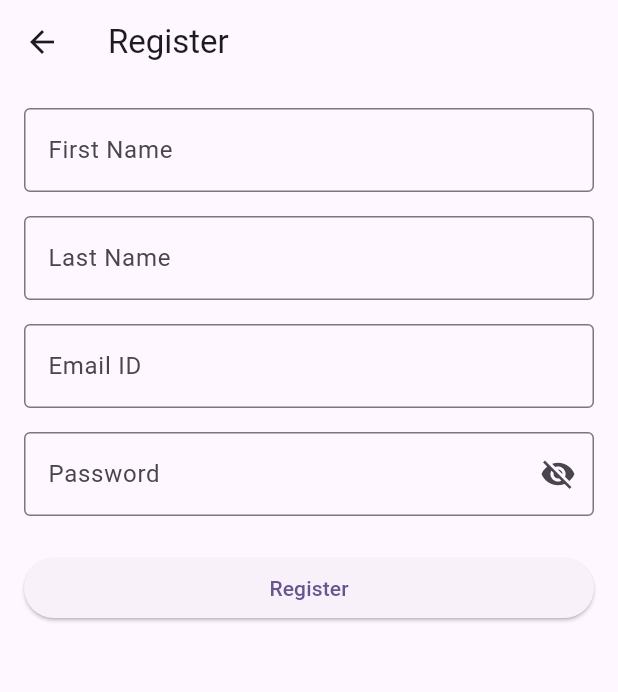
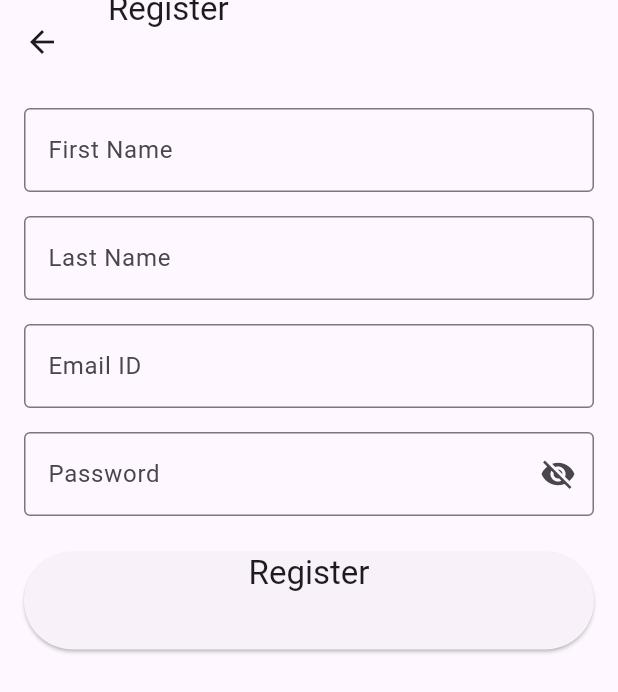
Before and after one commit to AayushChandorkar/kanban_app, a Flutter app: the RegisterPage screen opened by its route, on a phone screen of 412 x 824 dp. Shown: the top 692 px of the screen. Run offline on Flutter 3.47's test engine with Material 3 defaults, Android fonts, the phone set to English and light mode, and no system bars; our stand-ins replace cloud_firestore, connectivity_plus, drift, firebase_auth, firebase_core, flutter_bloc and 1 more; accounts and stored records are empty; generated files the repository leaves out were written again; network calls fail.

Commit message:
String localisation and reusable widgets added

```diff
--- /dev/null
+++ b/lib/core/utils/custom_text.dart
@@ -0,0 +1,31 @@
+import 'package:flutter/material.dart';
+
+class DetailText extends StatelessWidget {
+  final String label;
+  final String? value;
+  final double spacing;
+
+  const DetailText({
+    super.key,
+    required this.label,
+    this.value,
+    this.spacing = 16,
+  });
+
+  @override
+  Widget build(BuildContext context) {
+    return Padding(
+      padding: EdgeInsets.only(bottom: spacing),
+      child: Column(
+        crossAxisAlignment: CrossAxisAlignment.start,
+        children: [
+          Text(
+            label,
+            style: Theme.of(context).textTheme.titleLarge,
+          ),
+          Text(value ?? ""),
+        ],
+      ),
+    );
+  }
+}
--- /dev/null
+++ b/lib/core/utils/custom_textfield.dart
@@ -0,0 +1,36 @@
+import 'package:flutter/material.dart';
+
+class CustomTextField extends StatelessWidget {
+  final TextEditingController controller;
+  final String label;
+  final bool obscure;
+  final Widget? suffix;
+  final VoidCallback? onSuffixTap;
+
+  const CustomTextField({
+    super.key,
+    required this.controller,
+    required this.label,
+    this.obscure = false,
+    this.suffix,
+    this.onSuffixTap,
+  });
+
+  @override
+  Widget build(BuildContext context) {
+    return TextField(
+      controller: controller,
+      obscureText: obscure,
+      decoration: InputDecoration(
+        labelText: label,
+        border: const OutlineInputBorder(),
+        suffixIcon: suffix != null
+            ? IconButton(
+          icon: suffix!,
+          onPressed: onSuffixTap,
+        )
+            : null,
+      ),
+    );
+  }
+}
--- /dev/null
+++ b/lib/core/utils/strings.dart
@@ -0,0 +1,31 @@
+class Strings{
+  static const String dashboardText = "Dashboard";
+  static const String taskUpdatedSuccessfullyText = "Task Updated Successfully";
+  static const String noInternetText = "No Internet";
+  static const String loginText = "Login";
+  static const String registerText = "Register";
+  static const String editTaskText = "Edit Task";
+  static const String taskDetailsText = "Task Details";
+  static const String titleText = "Title";
+  static const String descriptionText = "Description";
+  static const String statusText = "Status";
+  static const String createdAtText = "Created At";
+  static const String createdSuccessfullyText = "Task Created Successfully";
+  static const String retryText = "Retry";
+  static const String addTaskText = "Add Task";
+  static const String todoText = "To Do";
+  static const String inProgressText = "In Progress";
+  static const String doneText = "Done";
+  static const String createTaskText = "Create Task";
+  static const String refreshText = "Refresh";
+  static const String updateText = "Update Task";
+  static const String deleteTaskText = "Delete Task";
+  static const String deleteText = "Delete";
+  static const String cancelText = "Cancel";
+  static const String taskCreatedText = "Task Created Successfully";
+  static const String checkYourConnectionText = "Please check your Internet Connection";
+  static const String somethingWentWrongText = "Something went wrong";
+  static const String noTasksAvailableText = "No Tasks Available";
+  static const String noTextsCreatedText = "No Texts Created";
+  static const String deleteConfirmationText = "Are you sure you want to delete this task?";
+}
--- a/lib/features/auth/presentation/screens/register_page.dart
+++ b/lib/features/auth/presentation/screens/register_page.dart
@@ -1,6 +1,9 @@
 import 'package:flutter/material.dart';
 import 'package:flutter_bloc/flutter_bloc.dart';
+import 'package:kanban_app/core/utils/custom_text.dart';
 
+import '../../../../core/utils/custom_textfield.dart';
+import '../../../../core/utils/strings.dart';
 import '../../../../injection/di.dart';
 import '../../domain/entities/user_entity.dart';
 import '../bloc/auth/auth_bloc.dart';
@@ -26,7 +29,7 @@ class RegisterPage extends StatelessWidget {
         BlocProvider(create: (_) => PasswordVisibilityCubit()),
       ],
       child: Scaffold(
-        appBar: AppBar(title: const Text("Register")),
+        appBar: AppBar(title: DetailText(label: Strings.registerText)),
         body: BlocListener<AuthBloc, AuthState>(
           listener: (context, state) {
             if (state is AuthAuthenticated) {
@@ -44,7 +47,7 @@ class RegisterPage extends StatelessWidget {
 
             if (state is AuthError) {
               ScaffoldMessenger.of(context).showSnackBar(
-                SnackBar(content: Text(state.message)),
+                SnackBar(content: DetailText(label: state.message)),
               );
             }
           },
@@ -52,56 +55,36 @@ class RegisterPage extends StatelessWidget {
             padding: const EdgeInsets.all(16),
             child: ListView(
               children: [
-                TextField(
+                CustomTextField(
                   controller: firstNameController,
-                  decoration: const InputDecoration(
-                    labelText: "First Name",
-                    border: OutlineInputBorder(),
-                  ),
+                  label: "First Name",
                 ),
                 const SizedBox(height: 16),
 
-                TextField(
+                CustomTextField(
                   controller: lastNameController,
-                  decoration: const InputDecoration(
-                    labelText: "Last Name",
-                    border: OutlineInputBorder(),
-                  ),
+                  label: "Last Name",
                 ),
                 const SizedBox(height: 16),
 
-                TextField(
+                CustomTextField(
                   controller: emailController,
-                  keyboardType: TextInputType.emailAddress,
-                  decoration: const InputDecoration(
-                    labelText: "Email ID",
-                    border: OutlineInputBorder(),
-                  ),
+                  label: "Email ID",
                 ),
                 const SizedBox(height: 16),
 
                 /// ✅ Password field using Cubit
                 BlocBuilder<PasswordVisibilityCubit, bool>(
                   builder: (context, obscure) {
-                    return TextField(
+                    return CustomTextField(
                       controller: passwordController,
-                      obscureText: obscure,
-                      decoration: InputDecoration(
-                        labelText: "Password",
-                        border: const OutlineInputBorder(),
-                        suffixIcon: IconButton(
-                          icon: Icon(
-                            obscure
-                                ? Icons.visibility_off
-                                : Icons.visibility,
-                          ),
-                          onPressed: () {
-                            context
-                                .read<PasswordVisibilityCubit>()
-                                .toggle();
-                          },
-                        ),
+                      label: "Password",
+                      obscure: obscure,
+                      suffix: Icon(
+                        obscure ? Icons.visibility_off : Icons.visibility,
                       ),
+                      onSuffixTap: () =>
+                          context.read<PasswordVisibilityCubit>().toggle(),
                     );
                   },
                 ),
@@ -125,7 +108,7 @@ class RegisterPage extends StatelessWidget {
                           ),
                         );
                       },
-                      child: const Text("Register"),
+                      child: DetailText(label: Strings.registerText),
                     );
                   },
                 ),
```
Also changed, not shown: lib/core/utils/custom_dropdown_field.dart (added, +29 -0 lines), lib/core/utils/custom_text_form_field.dart (added, +32 -0 lines), lib/features/auth/presentation/screens/login_page.dart (+15 -23 lines), lib/features/tasks/presentation/screens/add_task_page.dart (+21 -26 lines), lib/features/tasks/presentation/screens/dashboard_page.dart (+17 -30 lines), lib/features/tasks/presentation/screens/edit_task_page.dart (+20 -25 lines), lib/features/tasks/presentation/screens/view_task_page.dart (+11 -19 lines).
